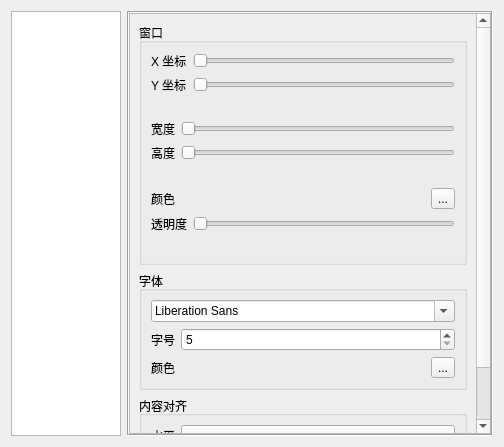
The window that Act3SpeedrunTool/SettingDialog.ui (SkyD666/Act3SpeedrunTool) describes before a commit, drawn with Qt 5.
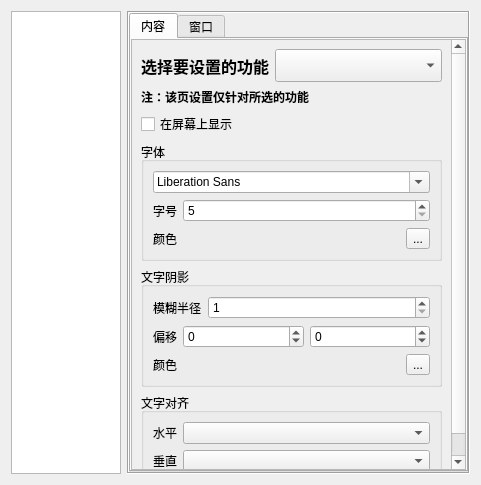
The same window after the commit.

Commit message: [feature]支持分别设置不同功能的屏幕显示

What changed in the file:
```diff
--- a/Act3SpeedrunTool/SettingDialog.ui
+++ b/Act3SpeedrunTool/SettingDialog.ui
@@ -6,8 +6,8 @@
    <rect>
     <x>0</x>
     <y>0</y>
-    <width>504</width>
-    <height>447</height>
+    <width>481</width>
+    <height>485</height>
    </rect>
   </property>
   <property name="windowTitle">
@@ -176,6 +176,352 @@
         <number>0</number>
        </property>
        <item>
+        <widget class="QTabWidget" name="tabWidget">
+         <property name="currentIndex">
+          <number>0</number>
+         </property>
+         <widget class="QWidget" name="tab_2">
+          <attribute name="title">
+           <string>内容</string>
+          </attribute>
+          <layout class="QVBoxLayout" name="verticalLayout_11">
+           <property name="leftMargin">
+            <number>0</number>
+           </property>
+           <property name="topMargin">
+            <number>0</number>
+           </property>
+           <property name="rightMargin">
+            <number>0</number>
+           </property>
+           <property name="bottomMargin">
+            <number>0</number>
+           </property>
+           <item>
+            <widget class="QScrollArea" name="scrollArea_2">
+             <property name="widgetResizable">
+              <bool>true</bool>
+             </property>
+             <widget class="QWidget" name="scrollAreaWidgetContents_2">
+              <property name="geometry">
+               <rect>
+                <x>0</x>
+                <y>0</y>
+                <width>323</width>
+                <height>483</height>
+               </rect>
+              </property>
+              <layout class="QVBoxLayout" name="verticalLayout_5">
+               <item>
+                <layout class="QHBoxLayout" name="horizontalLayout_4">
+                 <item>
+                  <widget class="QLabel" name="label_24">
+                   <property name="sizePolicy">
+                    <sizepolicy hsizetype="Maximum" vsizetype="Preferred">
+                     <horstretch>0</horstretch>
+                     <verstretch>0</verstretch>
+                    </sizepolicy>
+                   </property>
+                   <property name="font">
+                    <font>
+                     <pointsize>12</pointsize>
+                     <bold>true</bold>
+                    </font>
+                   </property>
+                   <property name="text">
+                    <string>选择要设置的功能</string>
+                   </property>
+                  </widget>
+                 </item>
+                 <item>
+                  <widget class="QComboBox" name="cbDisplayInfoFunction">
+                   <property name="font">
+                    <font>
+                     <pointsize>16</pointsize>
+                     <bold>true</bold>
+                    </font>
+                   </property>
+                  </widget>
+                 </item>
+                </layout>
+               </item>
+               <item>
+                <widget class="QLabel" name="label_23">
+                 <property name="font">
+                  <font>
+                   <pointsize>9</pointsize>
+                   <bold>true</bold>
+                  </font>
+                 </property>
+                 <property name="text">
+                  <string>注：该页设置仅针对所选的功能</string>
+                 </property>
+                 <property name="scaledContents">
+                  <bool>true</bool>
+                 </property>
+                 <property name="wordWrap">
+                  <bool>true</bool>
+                 </property>
+                </widget>
+               </item>
+               <item>
+                <widget class="QCheckBox" name="cbDisplayInfoFuncEnable">
+                 <property name="text">
+                  <string>在屏幕上显示</string>
+                 </property>
+                </widget>
+               </item>
+               <item>
+                <widget class="QGroupBox" name="groupBox_4">
+                 <property name="sizePolicy">
+                  <sizepolicy hsizetype="Preferred" vsizetype="Maximum">
+                   <horstretch>0</horstretch>
+                   <verstretch>0</verstretch>
+                  </sizepolicy>
+                 </property>
+                 <property name="title">
+                  <string>字体</string>
+                 </property>
+                 <layout class="QVBoxLayout" name="verticalLayout_6">
+                  <item>
+                   <widget class="QFontComboBox" name="fcbDisplayInfoFont"/>
+                  </item>
+                  <item>
+                   <layout class="QHBoxLayout" name="horizontalLayout_9">
+                    <item>
+                     <widget class="QLabel" name="label_5">
+                      <property name="sizePolicy">
+                       <sizepolicy hsizetype="Maximum" vsizetype="Preferred">
+                        <horstretch>0</horstretch>
+                        <verstretch>0</verstretch>
+                       </sizepolicy>
+                      </property>
+                      <property name="text">
+                       <string>字号</string>
+                      </property>
+                     </widget>
+                    </item>
+                    <item>
+                     <widget class="QSpinBox" name="sbDisplayInfoTextSize">
+                      <property name="minimum">
+                       <number>5</number>
+                      </property>
+                      <property name="maximum">
+                       <number>200</number>
+                      </property>
+                     </widget>
+                    </item>
+                   </layout>
+                  </item>
+                  <item>
+                   <layout class="QHBoxLayout" name="horizontalLayout_10">
+                    <item>
+                     <widget class="QLabel" name="label_8">
+                      <property name="sizePolicy">
+                       <sizepolicy hsizetype="Maximum" vsizetype="Preferred">
+                        <horstretch>0</horstretch>
+                        <verstretch>0</verstretch>
+                       </sizepolicy>
+                      </property>
+                      <property name="text">
+                       <string>颜色</string>
+                      </property>
+                     </widget>
+                    </item>
+                    <item>
+                     <widget class="QLabel" name="labDisplayInfoTextColor"/>
+                    </item>
+                    <item>
+                     <widget class="QToolButton" name="tbSelectDisplayInfoTextColor">
+                      <property name="text">
+                       <string notr="true">...</string>
+                      </property>
+                     </widget>
+                    </item>
+                   </layout>
+                  </item>
+                 </layout>
+                </widget>
+               </item>
+               <item>
+                <widget class="QGroupBox" name="groupBox_6">
+                 <property name="sizePolicy">
+                  <sizepolicy hsizetype="Preferred" vsizetype="Maximum">
+                   <horstretch>0</horstretch>
+                   <verstretch>0</verstretch>
+                  </sizepolicy>
+                 </property>
+                 <property name="title">
+                  <string>文字阴影</string>
+                 </property>
+                 <layout class="QVBoxLayout" name="verticalLayout_9">
+                  <item>
+                   <layout class="QHBoxLayout" name="horizontalLayout_17">
+                    <item>
+                     <widget class="QLabel" name="label_20">
+                      <property name="sizePolicy">
+                       <sizepolicy hsizetype="Maximum" vsizetype="Preferred">
+                        <horstretch>0</horstretch>
+                        <verstretch>0</verstretch>
+                       </sizepolicy>
+                      </property>
+                      <property name="text">
+                       <string>模糊半径</string>
+                      </property>
+                     </widget>
+                    </item>
+                    <item>
+                     <widget class="QSpinBox" name="sbDisplayInfoTextShadowBlurRadius">
+                      <property name="minimum">
+                       <number>1</number>
+                      </property>
+                      <property name="maximum">
+                       <number>100</number>
+                      </property>
+                     </widget>
+                    </item>
+                   </layout>
+                  </item>
+                  <item>
+                   <layout class="QHBoxLayout" name="horizontalLayout_19">
+                    <item>
+                     <widget class="QLabel" name="label_22">
+                      <property name="sizePolicy">
+                       <sizepolicy hsizetype="Maximum" vsizetype="Preferred">
+                        <horstretch>0</horstretch>
+                        <verstretch>0</verstretch>
+                       </sizepolicy>
+                      </property>
+                      <property name="text">
+                       <string>偏移</string>
+                      </property>
+                     </widget>
+                    </item>
+                    <item>
+                     <widget class="QSpinBox" name="sbDisplayInfoTextShadowOffsetX">
+                      <property name="minimum">
+                       <number>-20</number>
+                      </property>
+                      <property name="maximum">
+                       <number>20</number>
+                      </property>
+                     </widget>
+                    </item>
+                    <item>
+                     <widget class="QSpinBox" name="sbDisplayInfoTextShadowOffsetY">
+                      <property name="minimum">
+                       <number>-20</number>
+                      </property>
+                      <property name="maximum">
+                       <number>20</number>
+                      </property>
+                     </widget>
+                    </item>
+                   </layout>
+                  </item>
+                  <item>
+                   <layout class="QHBoxLayout" name="horizontalLayout_18">
+                    <item>
+                     <widget class="QLabel" name="label_21">
+                      <property name="sizePolicy">
+                       <sizepolicy hsizetype="Maximum" vsizetype="Preferred">
+                        <horstretch>0</horstretch>
+                        <verstretch>0</verstretch>
+                       </sizepolicy>
+                      </property>
+                      <property name="text">
+                       <string>颜色</string>
+                      </property>
+                     </widget>
+                    </item>
+                    <item>
+                     <widget class="QLabel" name="labDisplayInfoTextShadowColor"/>
+                    </item>
+                    <item>
+                     <widget class="QToolButton" name="tbSelectDisplayInfoTextShadowColor">
+                      <property name="text">
+                       <string notr="true">...</string>
+                      </property>
+                     </widget>
+                    </item>
+                   </layout>
+                  </item>
+                 </layout>
+                </widget>
+               </item>
+               <item>
+                <widget class="QGroupBox" name="groupBox_5">
+                 <property name="title">
+                  <string>文字对齐</string>
+                 </property>
+                 <layout class="QVBoxLayout" name="verticalLayout_8">
+                  <item>
+                   <layout class="QHBoxLayout" name="horizontalLayout_15">
+                    <item>
+                     <widget class="QLabel" name="label_13">
+                      <property name="sizePolicy">
+                       <sizepolicy hsizetype="Maximum" vsizetype="Preferred">
+                        <horstretch>0</horstretch>
+                        <verstretch>0</verstretch>
+                       </sizepolicy>
+                      </property>
+                      <property name="text">
+                       <string>水平</string>
+                      </property>
+                     </widget>
+                    </item>
+                    <item>
+                     <widget class="QComboBox" name="cbDisplayInfoTextHAlign"/>
+                    </item>
+                   </layout>
+                  </item>
+                  <item>
+                   <layout class="QHBoxLayout" name="horizontalLayout_16">
+                    <item>
+                     <widget class="QLabel" name="label_14">
+                      <property name="sizePolicy">
+                       <sizepolicy hsizetype="Maximum" vsizetype="Preferred">
+                        <horstretch>0</horstretch>
+                        <verstretch>0</verstretch>
+                       </sizepolicy>
+                      </property>
+                      <property name="text">
+                       <string>垂直</string>
+                      </property>
+                     </widget>
+                    </item>
+                    <item>
+                     <widget class="QComboBox" name="cbDisplayInfoTextVAlign"/>
+                    </item>
+                   </layout>
+                  </item>
+                 </layout>
+                </widget>
+               </item>
+              </layout>
+             </widget>
+            </widget>
+           </item>
+          </layout>
+         </widget>
+         <widget class="QWidget" name="tab">
+          <attribute name="title">
+           <string>窗口</string>
+          </attribute>
+          <layout class="QVBoxLayout" name="verticalLayout_10">
+           <property name="leftMargin">
+            <number>0</number>
+           </property>
+           <property name="topMargin">
+            <number>0</number>
+           </property>
+           <property name="rightMargin">
+            <number>0</number>
+           </property>
+           <property name="bottomMargin">
+            <number>0</number>
+           </property>
+           <item>
         <widget class="QScrollArea" name="scrollArea">
          <property name="widgetResizable">
           <bool>true</bool>
@@ -185,24 +531,12 @@
            <rect>
             <x>0</x>
             <y>0</y>
-            <width>350</width>
-            <height>515</height>
+                <width>337</width>
+                <height>432</height>
            </rect>
           </property>
           <layout class="QVBoxLayout" name="verticalLayout_7">
            <item>
-            <widget class="QGroupBox" name="groupBox_3">
-             <property name="sizePolicy">
-              <sizepolicy hsizetype="Preferred" vsizetype="Maximum">
-               <horstretch>0</horstretch>
-               <verstretch>0</verstretch>
-              </sizepolicy>
-             </property>
-             <property name="title">
-              <string>窗口</string>
-             </property>
-             <layout class="QVBoxLayout" name="verticalLayout_5">
-              <item>
                <layout class="QHBoxLayout" name="horizontalLayout_14">
                 <item>
                  <widget class="QLabel" name="label_12">
@@ -332,130 +666,6 @@
               <item>
                <widget class="QLabel" name="labDisplayInfoAlpha"/>
               </item>
-             </layout>
-            </widget>
-           </item>
-           <item>
-            <widget class="QGroupBox" name="groupBox_4">
-             <property name="sizePolicy">
-              <sizepolicy hsizetype="Preferred" vsizetype="Maximum">
-               <horstretch>0</horstretch>
-               <verstretch>0</verstretch>
-              </sizepolicy>
-             </property>
-             <property name="title">
-              <string>字体</string>
-             </property>
-             <layout class="QVBoxLayout" name="verticalLayout_6">
-              <item>
-               <widget class="QFontComboBox" name="fcbDisplayInfoFont"/>
-              </item>
-              <item>
-               <layout class="QHBoxLayout" name="horizontalLayout_9">
-                <item>
-                 <widget class="QLabel" name="label_5">
-                  <property name="sizePolicy">
-                   <sizepolicy hsizetype="Maximum" vsizetype="Preferred">
-                    <horstretch>0</horstretch>
-                    <verstretch>0</verstretch>
-                   </sizepolicy>
-                  </property>
-                  <property name="text">
-                   <string>字号</string>
-                  </property>
-                 </widget>
-                </item>
-                <item>
-                 <widget class="QSpinBox" name="sbDisplayInfoTextSize">
-                  <property name="minimum">
-                   <number>5</number>
-                  </property>
-                  <property name="maximum">
-                   <number>200</number>
-                  </property>
-                 </widget>
-                </item>
-               </layout>
-              </item>
-              <item>
-               <layout class="QHBoxLayout" name="horizontalLayout_10">
-                <item>
-                 <widget class="QLabel" name="label_8">
-                  <property name="sizePolicy">
-                   <sizepolicy hsizetype="Maximum" vsizetype="Preferred">
-                    <horstretch>0</horstretch>
-                    <verstretch>0</verstretch>
-                   </sizepolicy>
-                  </property>
-                  <property name="text">
-                   <string>颜色</string>
-                  </property>
-                 </widget>
-                </item>
-                <item>
-                 <widget class="QLabel" name="labDisplayInfoTextColor"/>
-                </item>
-                <item>
-                 <widget class="QToolButton" name="tbSelectDisplayInfoTextColor">
-                  <property name="text">
-                   <string notr="true">...</string>
-                  </property>
-                 </widget>
-                </item>
-               </layout>
-              </item>
-             </layout>
-            </widget>
-           </item>
-           <item>
-            <widget class="QGroupBox" name="groupBox_5">
-             <property name="title">
-              <string>内容对齐</string>
-             </property>
-             <layout class="QVBoxLayout" name="verticalLayout_8">
-              <item>
-               <layout class="QHBoxLayout" name="horizontalLayout_15">
-                <item>
-                 <widget class="QLabel" name="label_13">
-                  <property name="sizePolicy">
-                   <sizepolicy hsizetype="Maximum" vsizetype="Preferred">
-                    <horstretch>0</horstretch>
-                    <verstretch>0</verstretch>
-                   </sizepolicy>
-                  </property>
-                  <property name="text">
-                   <string>水平</string>
-                  </property>
-                 </widget>
-                </item>
-                <item>
-                 <widget class="QComboBox" name="cbDisplayInfoTextHAlign"/>
-                </item>
-               </layout>
-              </item>
-              <item>
-               <layout class="QHBoxLayout" name="horizontalLayout_16">
-                <item>
-                 <widget class="QLabel" name="label_14">
-                  <property name="sizePolicy">
-                   <sizepolicy hsizetype="Maximum" vsizetype="Preferred">
-                    <horstretch>0</horstretch>
-                    <verstretch>0</verstretch>
-                   </sizepolicy>
-                  </property>
-                  <property name="text">
-                   <string>垂直</string>
-                  </property>
-                 </widget>
-                </item>
-                <item>
-                 <widget class="QComboBox" name="cbDisplayInfoTextVAlign"/>
-                </item>
-               </layout>
-              </item>
-             </layout>
-            </widget>
-           </item>
            <item>
             <spacer name="verticalSpacer_4">
              <property name="orientation">
@@ -468,6 +678,10 @@
               </size>
              </property>
             </spacer>
+               </item>
+              </layout>
+             </widget>
+            </widget>
            </item>
           </layout>
          </widget>
```
Lines whose indentation alone changed are shown as unchanged. The commit also changes 14 other files.
